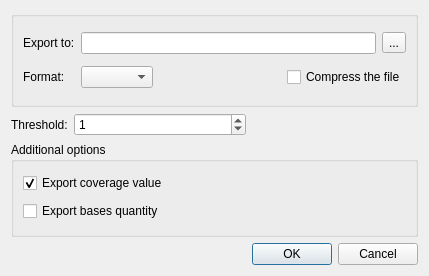
violethaze74/ugene, file src/corelibs/U2View/src/ov_assembly/ui/ExportCoverageDialog.ui: the form before one commit.
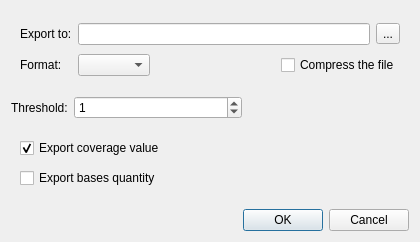
The form after the commit.

Patch:
```diff
--- a/src/corelibs/U2View/src/ov_assembly/ui/ExportCoverageDialog.ui
+++ b/src/corelibs/U2View/src/ov_assembly/ui/ExportCoverageDialog.ui
@@ -6,8 +6,8 @@
    <rect>
     <x>0</x>
     <y>0</y>
-    <width>429</width>
-    <height>276</height>
+    <width>420</width>
+    <height>242</height>
    </rect>
   </property>
   <property name="windowTitle">
@@ -15,10 +15,7 @@
   </property>
   <layout class="QVBoxLayout" name="verticalLayout">
    <item>
-    <widget class="QGroupBox" name="gbFileOptions">
-     <property name="title">
-      <string/>
-     </property>
+    <widget class="QWidget" name="gbFileOptions" native="true">
      <layout class="QGridLayout" name="gridLayout">
       <item row="0" column="0">
        <widget class="QLabel" name="lblFilePath">
@@ -119,10 +116,7 @@
     </layout>
    </item>
    <item>
-    <widget class="QGroupBox" name="gbAdditionalOptions">
-     <property name="title">
-      <string>Additional options</string>
-     </property>
+    <widget class="QWidget" name="gbAdditionalOptions" native="true">
      <layout class="QVBoxLayout" name="verticalLayout_2">
       <item>
        <widget class="QCheckBox" name="chbExportCoverage">
```
